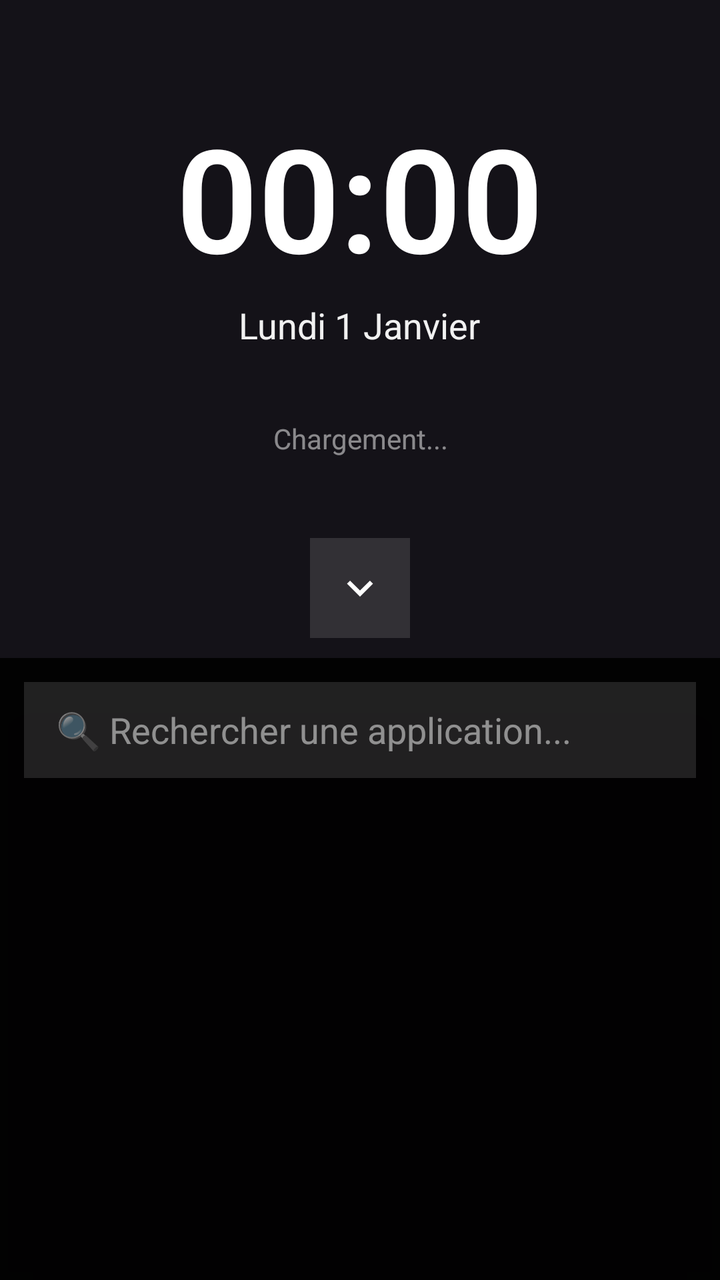
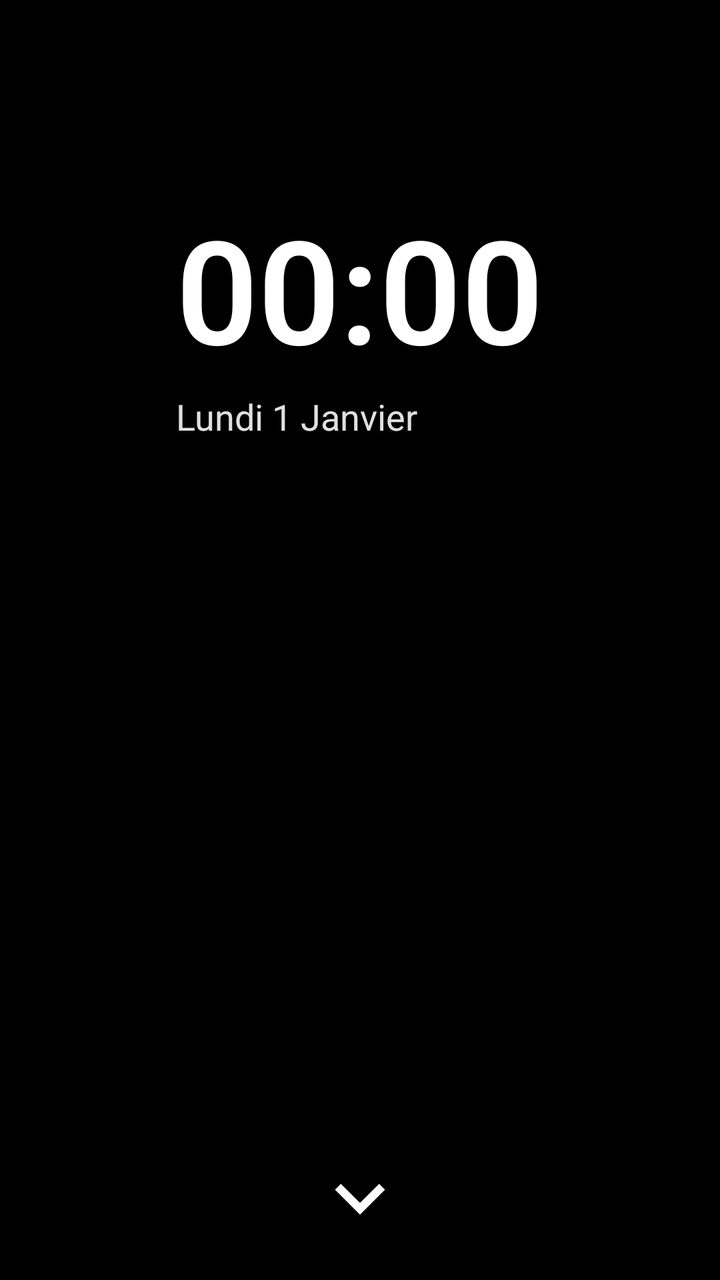

Compare the two renders of this Android layout. The source of the first and the diff that turns it into the second are given below.
<!-- AndroidManifest.xml: application theme Theme.Luncher -->
<!-- res/layout/activity_launcher.xml -->
<?xml version="1.0" encoding="utf-8"?>
<LinearLayout xmlns:android="http://schemas.android.com/apk/res/android"
    android:id="@+id/root_layout"
    android:layout_width="match_parent"
    android:layout_height="match_parent"
    android:orientation="vertical"
    android:background="#00000000">

    
    <LinearLayout
        android:id="@+id/permission_overlay"
        android:layout_width="match_parent"
        android:layout_height="match_parent"
        android:orientation="vertical"
        android:background="#FF000000"
        android:gravity="center"
        android:padding="30dp"
        android:visibility="gone">

        <TextView
            android:layout_width="wrap_content"
            android:layout_height="wrap_content"
            android:text="🔐 Autorisations requises"
            android:textSize="28sp"
            android:textStyle="bold"
            android:textColor="#FFFFFF"
            android:layout_marginBottom="30dp"/>

        <TextView
            android:layout_width="match_parent"
            android:layout_height="wrap_content"
            android:text="Pour que Luncher fonctionne correctement, vous devez accorder ces 3 autorisations :"
            android:textSize="16sp"
            android:textColor="#E0FFFFFF"
            android:gravity="center"
            android:layout_marginBottom="25dp"/>

        <TextView
            android:layout_width="match_parent"
            android:layout_height="wrap_content"
            android:text="1️⃣ Accès aux notifications\n2️⃣ Afficher par-dessus les autres apps\n3️⃣ Accès à la liste des applications"
            android:textSize="15sp"
            android:textColor="#B0FFFFFF"
            android:padding="20dp"
            android:background="#1FFFFFFF"
            android:layout_marginBottom="35dp"/>

        <Button
            android:id="@+id/btn_grant_all"
            android:layout_width="match_parent"
            android:layout_height="55dp"
            android:text="✅ ACCORDER TOUTES LES AUTORISATIONS"
            android:textSize="16sp"
            android:textStyle="bold"
            android:backgroundTint="#4CAF50"
            android:textColor="#FFFFFF"
            android:elevation="8dp"/>

        <TextView
            android:layout_width="match_parent"
            android:layout_height="wrap_content"
            android:text="\n💡 Vous serez redirigé(e) vers les paramètres pour chaque autorisation.\nRevenez à Luncher après chaque étape."
            android:textSize="13sp"
            android:textColor="#80FFFFFF"
            android:gravity="center"/>
    </LinearLayout>

    
    <LinearLayout
        android:layout_width="match_parent"
        android:layout_height="0dp"
        android:layout_weight="1"
        android:gravity="center"
        android:orientation="vertical">

        <LinearLayout
            android:id="@+id/time_container"
            android:layout_width="wrap_content"
            android:layout_height="wrap_content"
            android:orientation="vertical"
            android:gravity="center"
            android:padding="20dp">

            <TextView
                android:id="@+id/heure_texte"
                android:layout_width="wrap_content"
                android:layout_height="wrap_content"
                android:text="00:00"
                android:textSize="72sp"
                android:textStyle="bold"
                android:textColor="#FFFFFF"
                android:fontFamily="sans-serif-light"/>

            <TextView
                android:id="@+id/date_texte"
                android:layout_width="wrap_content"
                android:layout_height="wrap_content"
                android:text="Lundi 1 Janvier"
                android:textSize="18sp"
                android:textColor="#F0FFFFFF"
                android:layout_marginTop="4dp"/>
        </LinearLayout>

        <TextView
            android:id="@+id/status_text"
            android:layout_width="wrap_content"
            android:layout_height="wrap_content"
            android:text="Chargement..."
            android:textSize="14sp"
            android:textColor="#80FFFFFF"
            android:layout_marginTop="15dp"
            android:visibility="visible"
            android:gravity="center"/>
    </LinearLayout>

    
    <LinearLayout
        android:layout_width="match_parent"
        android:layout_height="wrap_content"
        android:gravity="center"
        android:paddingVertical="10dp">

        <ImageView
            android:id="@+id/toggle_btn"
            android:layout_width="50dp"
            android:layout_height="50dp"
            android:src="@drawable/ic_drawer_handle"
            android:background="#20FFFFFF"
            android:padding="12dp"
            android:layout_gravity="center"/>
    </LinearLayout>

    
    <LinearLayout
        android:id="@+id/drawer_layout"
        android:layout_width="match_parent"
        android:layout_height="0dp"
        android:layout_weight="1.2"
        android:orientation="vertical"
        android:background="#E6000000"
        android:elevation="24dp">

        <EditText
            android:id="@+id/search_input"
            android:layout_width="match_parent"
            android:layout_height="48dp"
            android:hint="🔍 Rechercher une application..."
            android:textColor="#FFFFFF"
            android:textColorHint="#80FFFFFF"
            android:background="#1FFFFFFF"
            android:layout_margin="12dp"
            android:paddingHorizontal="16dp"
            android:inputType="textCapWords|textNoSuggestions"/>

        <androidx.recyclerview.widget.RecyclerView
            android:id="@+id/apps_recycler"
            android:layout_width="match_parent"
            android:layout_height="match_parent"
            android:clipToPadding="false"
            android:paddingVertical="8dp"/>
    </LinearLayout>

</LinearLayout>
<!-- resources referenced by this layout -->
<resources>
  <!-- drawable ic_drawer_handle (drawable) -->
  <?xml version="1.0" encoding="utf-8"?>
  <vector xmlns:android="http://schemas.android.com/apk/res/android"
      android:width="24dp"
      android:height="24dp"
      android:viewportWidth="24"
      android:viewportHeight="24">
      <path
          android:fillColor="#FFFFFF"
          android:pathData="M7.41,8.59L12,13.17l4.59,-4.58L18,10l-6,6l-6,-6 1.41,-1.41z"/>
  </vector>
  <style name="Theme.Luncher" parent="Theme.Material3.Dark.NoActionBar">
          <item name="android:statusBarColor">@android:color/transparent</item>
          <item name="android:windowLightStatusBar">false</item>
      </style>
</resources>

<!-- the commit's change to res/layout/activity_launcher.xml (unified diff, before → after) -->
@@ -4,9 +4,88 @@
     android:layout_width="match_parent"
     android:layout_height="match_parent"
     android:orientation="vertical"
-    android:background="#00000000">
+    android:background="#000000">
 
-    
+    <LinearLayout
+        android:id="@+id/time_container"
+        android:layout_width="wrap_content"
+        android:layout_height="wrap_content"
+        android:orientation="vertical"
+        android:layout_gravity="center_horizontal"
+        android:layout_marginTop="80dp"
+        android:padding="16dp">
+
+        <TextView
+            android:id="@+id/heure_texte"
+            android:layout_width="wrap_content"
+            android:layout_height="wrap_content"
+            android:text="00:00"
+            android:textSize="72sp"
+            android:textStyle="bold"
+            android:textColor="#FFFFFF"
+            android:fontFamily="sans-serif-light"/>
+
+        <TextView
+            android:id="@+id/date_texte"
+            android:layout_width="wrap_content"
+            android:layout_height="wrap_content"
+            android:text="Lundi 1 Janvier"
+            android:textSize="18sp"
+            android:textColor="#E0FFFFFF"
+            android:layout_marginTop="4dp"/>
+    </LinearLayout>
+
+    <View
+        android:layout_width="match_parent"
+        android:layout_height="0dp"
+        android:layout_weight="1"/>
+
+    <ImageView
+        android:id="@+id/toggle_btn"
+        android:layout_width="50dp"
+        android:layout_height="50dp"
+        android:layout_gravity="center_horizontal"
+        android:src="@drawable/ic_drawer"
+        android:layout_marginBottom="16dp"
+        android:tint="#FFFFFF"/>
+
+    <LinearLayout
+        android:id="@+id/drawer_layout"
+        android:layout_width="match_parent"
+        android:layout_height="match_parent"
+        android:orientation="vertical"
+        android:background="#E6000000"
+        android:elevation="24dp"
+        android:visibility="gone">
+
+        <EditText
+            android:id="@+id/search_input"
+            android:layout_width="match_parent"
+            android:layout_height="45dp"
+            android:hint="🔍 Rechercher une application..."
+            android:textColor="#FFFFFF"
+            android:textColorHint="#80FFFFFF"
+            android:background="#20FFFFFF"
+            android:paddingHorizontal="16dp"
+            android:layout_margin="12dp"
+            android:inputType="textFilter"/>
+
+        <TextView
+            android:id="@+id/status_text"
+            android:layout_width="match_parent"
+            android:layout_height="wrap_content"
+            android:text="Chargement..."
+            android:textColor="#B0FFFFFF"
+            android:gravity="center"
+            android:padding="8dp"/>
+
+        <androidx.recyclerview.widget.RecyclerView
+            android:id="@+id/apps_recycler"
+            android:layout_width="match_parent"
+            android:layout_height="match_parent"
+            android:paddingHorizontal="8dp"/>
+    </LinearLayout>
+
     <LinearLayout
         android:id="@+id/permission_overlay"
         android:layout_width="match_parent"
@@ -14,150 +93,36 @@
         android:orientation="vertical"
         android:background="#FF000000"
         android:gravity="center"
-        android:padding="30dp"
+        android:padding="32dp"
         android:visibility="gone">
-
-        <TextView
-            android:layout_width="wrap_content"
-            android:layout_height="wrap_content"
-            android:text="🔐 Autorisations requises"
-            android:textSize="28sp"
-            android:textStyle="bold"
-            android:textColor="#FFFFFF"
-            android:layout_marginBottom="30dp"/>
 
         <TextView
             android:layout_width="match_parent"
             android:layout_height="wrap_content"
-            android:text="Pour que Luncher fonctionne correctement, vous devez accorder ces 3 autorisations :"
-            android:textSize="16sp"
-            android:textColor="#E0FFFFFF"
+            android:text="🔐 Permissions nécessaires"
+            android:textSize="24sp"
+            android:textStyle="bold"
+            android:textColor="#FFFFFF"
             android:gravity="center"
-            android:layout_marginBottom="25dp"/>
+            android:layout_marginBottom="24dp"/>
 
         <TextView
             android:layout_width="match_parent"
             android:layout_height="wrap_content"
-            android:text="1️⃣ Accès aux notifications\n2️⃣ Afficher par-dessus les autres apps\n3️⃣ Accès à la liste des applications"
+            android:text="Pour recevoir les messages :\n\n• Accès aux notifications\n• Recevoir les SMS"
             android:textSize="15sp"
-            android:textColor="#B0FFFFFF"
-            android:padding="20dp"
-            android:background="#1FFFFFFF"
-            android:layout_marginBottom="35dp"/>
+            android:textColor="#E0FFFFFF"
+            android:gravity="center"
+            android:layout_marginBottom="32dp"/>
 
         <Button
             android:id="@+id/btn_grant_all"
             android:layout_width="match_parent"
             android:layout_height="55dp"
-            android:text="✅ ACCORDER TOUTES LES AUTORISATIONS"
+            android:text="✅ Accorder toutes les permissions"
             android:textSize="16sp"
-            android:textStyle="bold"
-            android:backgroundTint="#4CAF50"
-            android:textColor="#FFFFFF"
-            android:elevation="8dp"/>
-
-        <TextView
-            android:layout_width="match_parent"
-            android:layout_height="wrap_content"
-            android:text="\n💡 Vous serez redirigé(e) vers les paramètres pour chaque autorisation.\nRevenez à Luncher après chaque étape."
-            android:textSize="13sp"
-            android:textColor="#80FFFFFF"
-            android:gravity="center"/>
-    </LinearLayout>
-
-    
-    <LinearLayout
-        android:layout_width="match_parent"
-        android:layout_height="0dp"
-        android:layout_weight="1"
-        android:gravity="center"
-        android:orientation="vertical">
-
-        <LinearLayout
-            android:id="@+id/time_container"
-            android:layout_width="wrap_content"
-            android:layout_height="wrap_content"
-            android:orientation="vertical"
-            android:gravity="center"
-            android:padding="20dp">
-
-            <TextView
-                android:id="@+id/heure_texte"
-                android:layout_width="wrap_content"
-                android:layout_height="wrap_content"
-                android:text="00:00"
-                android:textSize="72sp"
-                android:textStyle="bold"
-                android:textColor="#FFFFFF"
-                android:fontFamily="sans-serif-light"/>
-
-            <TextView
-                android:id="@+id/date_texte"
-                android:layout_width="wrap_content"
-                android:layout_height="wrap_content"
-                android:text="Lundi 1 Janvier"
-                android:textSize="18sp"
-                android:textColor="#F0FFFFFF"
-                android:layout_marginTop="4dp"/>
-        </LinearLayout>
-
-        <TextView
-            android:id="@+id/status_text"
-            android:layout_width="wrap_content"
-            android:layout_height="wrap_content"
-            android:text="Chargement..."
-            android:textSize="14sp"
-            android:textColor="#80FFFFFF"
-            android:layout_marginTop="15dp"
-            android:visibility="visible"
-            android:gravity="center"/>
-    </LinearLayout>
-
-    
-    <LinearLayout
-        android:layout_width="match_parent"
-        android:layout_height="wrap_content"
-        android:gravity="center"
-        android:paddingVertical="10dp">
-
-        <ImageView
-            android:id="@+id/toggle_btn"
-            android:layout_width="50dp"
-            android:layout_height="50dp"
-            android:src="@drawable/ic_drawer_handle"
-            android:background="#20FFFFFF"
-            android:padding="12dp"
-            android:layout_gravity="center"/>
-    </LinearLayout>
-
-    
-    <LinearLayout
-        android:id="@+id/drawer_layout"
-        android:layout_width="match_parent"
-        android:layout_height="0dp"
-        android:layout_weight="1.2"
-        android:orientation="vertical"
-        android:background="#E6000000"
-        android:elevation="24dp">
-
-        <EditText
-            android:id="@+id/search_input"
-            android:layout_width="match_parent"
-            android:layout_height="48dp"
-            android:hint="🔍 Rechercher une application..."
-            android:textColor="#FFFFFF"
-            android:textColorHint="#80FFFFFF"
-            android:background="#1FFFFFFF"
-            android:layout_margin="12dp"
-            android:paddingHorizontal="16dp"
-            android:inputType="textCapWords|textNoSuggestions"/>
-
-        <androidx.recyclerview.widget.RecyclerView
-            android:id="@+id/apps_recycler"
-            android:layout_width="match_parent"
-            android:layout_height="match_parent"
-            android:clipToPadding="false"
-            android:paddingVertical="8dp"/>
+            android:backgroundTint="#2563EB"
+            android:textColor="#FFFFFF"/>
     </LinearLayout>
 
 </LinearLayout>
<!-- resource entries referenced after the edit -->
@@ -1,15 +1,15 @@
 <!-- resources referenced by this layout -->
 <resources>
-  <!-- drawable ic_drawer_handle (drawable) -->
+  <!-- drawable ic_drawer (drawable) -->
   <?xml version="1.0" encoding="utf-8"?>
   <vector xmlns:android="http://schemas.android.com/apk/res/android"
       android:width="24dp"
       android:height="24dp"
       android:viewportWidth="24"
       android:viewportHeight="24">
-      <path
-          android:fillColor="#FFFFFF"
-          android:pathData="M7.41,8.59L12,13.17l4.59,-4.58L18,10l-6,6l-6,-6 1.41,-1.41z"/>
+    <path
+        android:fillColor="#FFFFFF"
+        android:pathData="M7.41,8.59L12,13.17l4.59,-4.58L18,10l-6,6 -6,-6 1.41,-1.41z"/>
   </vector>
   <style name="Theme.Luncher" parent="Theme.Material3.Dark.NoActionBar">
           <item name="android:statusBarColor">@android:color/transparent</item>
